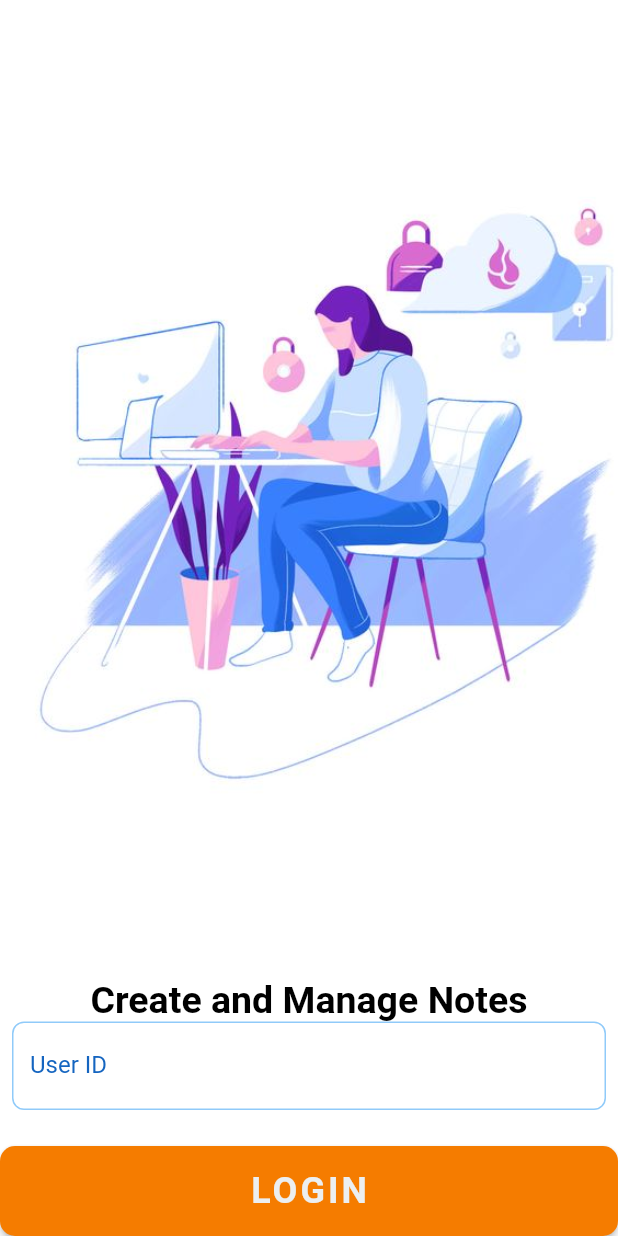
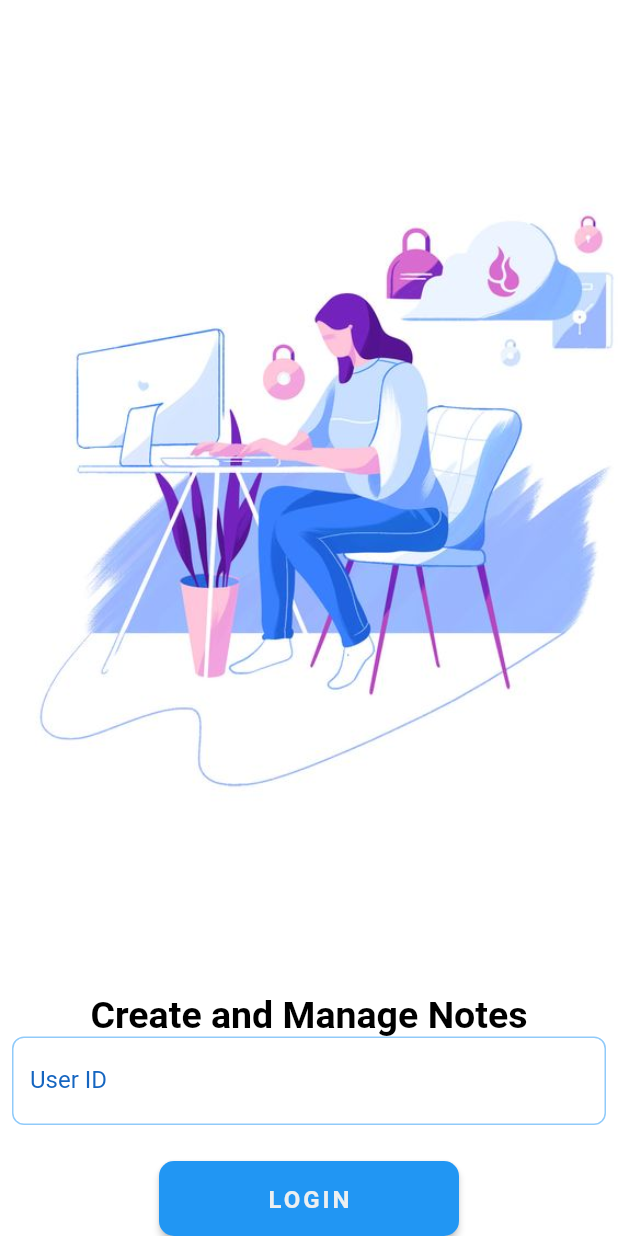
Before and after one commit to Harryalways317/note_keeper, a Flutter app: the screen it shows after launch, on a phone screen of 412 x 824 dp. Run offline on Flutter 3.47's test engine with Material 2 defaults, Android fonts, the phone set to English and light mode, and no system bars; our stand-ins replace cloud_firestore, firebase_core; accounts and stored records are empty.

Commit message:
Update login_form.dart

```diff
--- a/lib/widgets/login_form.dart
+++ b/lib/widgets/login_form.dart
@@ -53,11 +53,12 @@ class _LoginFormState extends State<LoginForm> {
           Padding(
             padding: EdgeInsets.only(left: 0.0, right: 0.0),
             child: Container(
-              width: double.maxFinite,
+              width: 200,
+              height: 50,
               child: ElevatedButton(
                 style: ButtonStyle(
                   backgroundColor: MaterialStateProperty.all(
-                    CustomColors.firebaseOrange,
+                    Colors.blue,
                   ),
                   shape: MaterialStateProperty.all(
                     RoundedRectangleBorder(
@@ -83,7 +84,7 @@ class _LoginFormState extends State<LoginForm> {
                   child: Text(
                     'LOGIN',
                     style: TextStyle(
-                      fontSize: 24,
+                      fontSize: 16,
                       fontWeight: FontWeight.bold,
                       color: CustomColors.firebaseGrey,
                       letterSpacing: 2,
```
